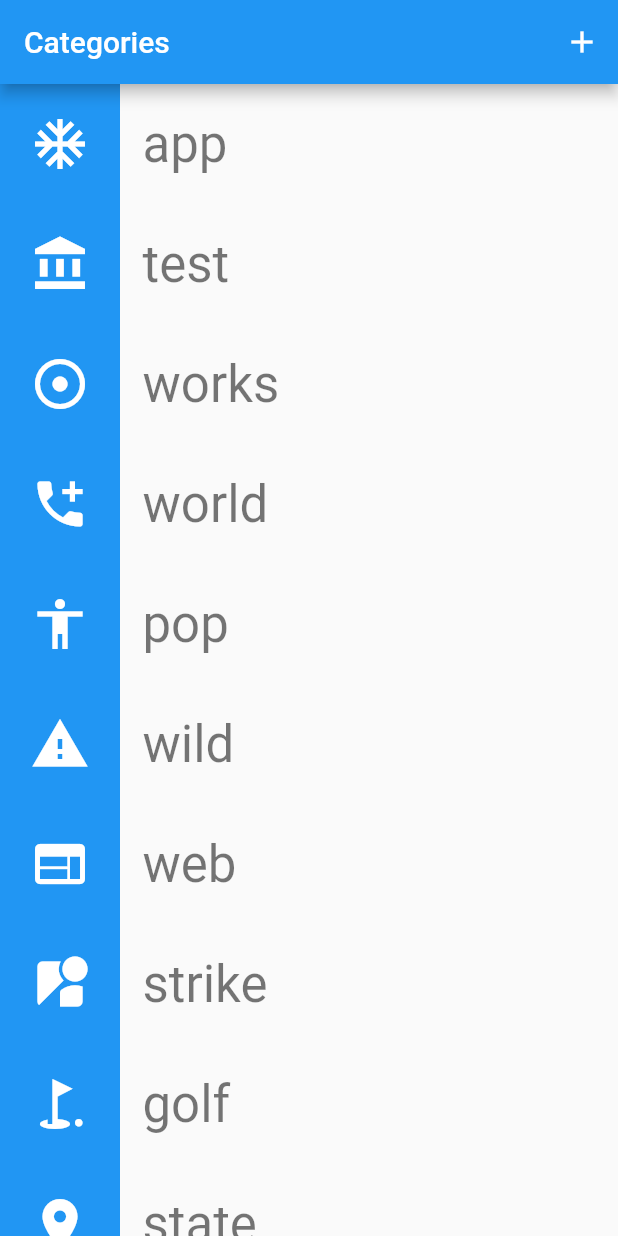
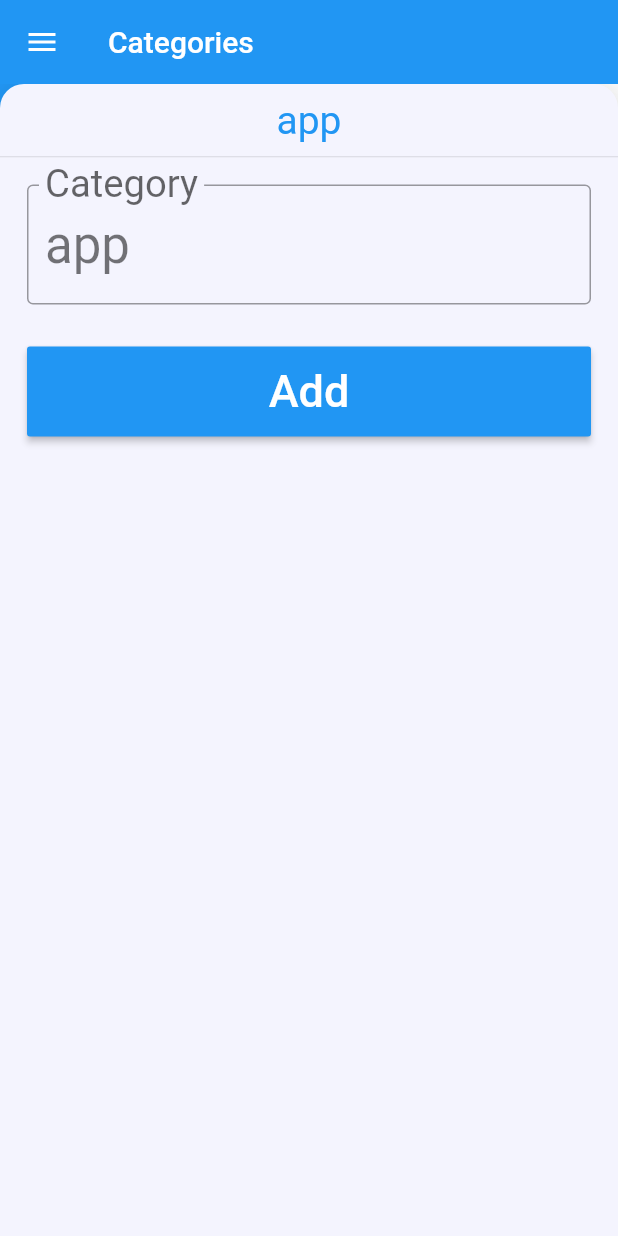
Before and after one commit to kedzierski-grzegorz/flutter-categories, a Flutter app: the screen it shows after launch, on a phone screen of 412 x 824 dp. Run offline on Flutter 3.47's test engine with Material 2 defaults, Android fonts, the phone set to English and light mode, and no system bars.

Commit message:
Added backdrop and firebase

```diff
--- /dev/null
+++ b/lib/ui/add_categories/add_category.dart
@@ -0,0 +1,66 @@
+import 'package:flutter/material.dart';
+import 'package:flutter_category/models/category_model.dart';
+
+class AddCategory extends StatefulWidget {
+  final CategoryModel category;
+
+  const AddCategory({Key key, this.category}) : super(key: key);
+
+  @override
+  State<StatefulWidget> createState() => _AddCategoryState();
+}
+
+class _AddCategoryState extends State<AddCategory> {
+  String _categoryName = '';
+
+  @override
+  void initState() {
+    super.initState();
+    if(widget.category != null)
+    setState(() {
+      _categoryName = widget.category.name;
+    });
+  }
+
+  @override
+  Widget build(BuildContext context) {
+    if(widget.category != null) _categoryName = widget.category.name;
+    return SingleChildScrollView(
+        child: Container(
+          child: Padding(
+            padding: const EdgeInsets.all(18.0),
+            child: Column(
+              mainAxisAlignment: MainAxisAlignment.center,
+              children: <Widget>[
+                TextField(
+                  controller: TextEditingController.fromValue(TextEditingValue(text: _categoryName)),
+                  style: Theme.of(context).textTheme.display1,
+                  decoration: InputDecoration(
+                    border: OutlineInputBorder(),
+                    labelText: 'Category',
+                  ),
+                ),
+                Padding(
+                  padding: const EdgeInsets.only(top: 28.0),
+                  child: SizedBox(
+                    width: double.infinity,
+                    height: 60,
+                    child: RaisedButton(
+                      color: Theme.of(context).primaryColor,
+                      colorBrightness: Brightness.light,
+                      splashColor: Colors.white12,
+                      onPressed: () {},
+                      child: Text(
+                        'Add',
+                        style: TextStyle(color: Colors.white, fontSize: 30),
+                      ),
+                    ),
+                  ),
+                ),
+              ],
+            ),
+          ),
+        ),
+      );
+  }
+}
--- a/lib/ui/add_category_route.dart
+++ /dev/null
@@ -1,29 +0,0 @@
-import 'package:flutter/material.dart';
-
-class AddCategoryRoute extends StatefulWidget {
-  @override
-  State<StatefulWidget> createState() => _AddCategoryRouteState();
-}
-
-class _AddCategoryRouteState extends State<AddCategoryRoute> {
-  @override
-  Widget build(BuildContext context) {
-    return Scaffold(
-      appBar: AppBar(
-        title: Text('Add category'),
-        leading: IconButton(
-            icon: Icon(
-              Icons.arrow_back,
-              color: Colors.white,
-            ),
-            onPressed: () => Navigator.of(context).pop(false)
-        ),
-      ),
-      body: Center(
-        child: Container(
-          child: Text('Add'),
-        ),
-      ),
-    );
-  }
-}
--- /dev/null
+++ b/lib/ui/backdrop.dart
@@ -0,0 +1,264 @@
+import 'package:flutter/material.dart';
+import 'package:flutter_category/models/category_model.dart';
+import 'dart:math';
+
+const double _kFlingVelocity = 2.0;
+
+class Backdrop extends StatefulWidget {
+  final CategoryModel currentCategory;
+  final Widget frontPanel;
+  final Widget backPanel;
+  final Widget frontTitle;
+  final Widget backTitle;
+
+  const Backdrop(
+      {Key key,
+      this.currentCategory,
+      this.frontPanel,
+      this.backPanel,
+      this.frontTitle,
+      this.backTitle})
+      : super(key: key);
+
+  @override
+  State<StatefulWidget> createState() => _BackdropState();
+}
+
+class _BackdropState extends State<Backdrop>
+    with SingleTickerProviderStateMixin {
+  final GlobalKey _backdropkKey = GlobalKey(debugLabel: 'Backdrop');
+  AnimationController _controller;
+
+  @override
+  void initState() {
+    super.initState();
+    _controller = AnimationController(
+      duration: Duration(microseconds: 300),
+      value: 1.0,
+      vsync: this,
+    );
+  }
+
+  @override
+  void didUpdateWidget(Backdrop oldWidget) {
+    super.didUpdateWidget(oldWidget);
+
+    if (widget.currentCategory != oldWidget.currentCategory) {
+      setState(() {
+        _controller.fling(
+            velocity:
+                _backdropPanelVisible ? -_kFlingVelocity : _kFlingVelocity);
+      });
+    } else if (!_backdropPanelVisible) {
+      setState(() {
+        _controller.fling(velocity: _kFlingVelocity);
+      });
+    }
+  }
+
+  @override
+  void dispose() {
+    _controller.dispose();
+    super.dispose();
+  }
+
+  bool get _backdropPanelVisible {
+    final AnimationStatus status = _controller.status;
+    return status == AnimationStatus.completed ||
+        status == AnimationStatus.forward;
+  }
+
+  void _toogleBackdropPanelVisibility() {
+    FocusScope.of(context).requestFocus(FocusNode());
+    _controller.fling(
+        velocity: _backdropPanelVisible ? -_kFlingVelocity : _kFlingVelocity);
+  }
+
+  double get _backdropHeight {
+    final RenderBox renderBox = _backdropkKey.currentContext.findRenderObject();
+    return renderBox.size.height;
+  }
+
+  void _handleDragUpdate(DragUpdateDetails details) {
+    if (_controller.isAnimating ||
+        _controller.status == AnimationStatus.completed) return;
+    _controller.value -= details.primaryDelta / _backdropHeight;
+  }
+
+  void _handleDragEnd(DragEndDetails details) {
+    if (_controller.isAnimating ||
+        _controller.status == AnimationStatus.completed) return;
+
+    final double flingVelocity =
+        details.velocity.pixelsPerSecond.dy / _backdropHeight;
+
+    if (flingVelocity < 0.0)
+      _controller.fling(velocity: max(_kFlingVelocity, -flingVelocity));
+    else if (flingVelocity > 0.0)
+      _controller.fling(velocity: max(-_kFlingVelocity, -flingVelocity));
+    else
+      _controller.fling(
+          velocity:
+              _controller.value < 0.5 ? -_kFlingVelocity : _kFlingVelocity);
+  }
+
+  Widget _buildStack(BuildContext ctx, BoxConstraints constraints) {
+    const double panelTitleHeight = 50.0;
+    final Size panelSize = constraints.biggest;
+    final double panelTop = panelSize.height - panelTitleHeight;
+
+    Animation<RelativeRect> panelAnimation = RelativeRectTween(
+            begin: RelativeRect.fromLTRB(
+                0.0, panelTop, 0.0, panelTop - panelSize.height),
+            end: RelativeRect.fromLTRB(0.0, 0.0, 0.0, 0.0))
+        .animate(_controller.view);
+
+    return Container(
+      key: _backdropkKey,
+      color: Colors.white70,
+      child: Stack(
+        children: <Widget>[
+          widget.backPanel,
+          PositionedTransition(
+            rect: panelAnimation,
+            child: _BackdropPanel(
+              onTap: _toogleBackdropPanelVisibility,
+              onVerticalDragUpdate: _handleDragUpdate,
+              onVertibalDragEnd: _handleDragEnd,
+              title: Padding(
+                padding: const EdgeInsets.only(bottom: 5.0),
+                child: Text(
+                  widget.currentCategory.name,
+                  style: TextStyle(
+                    fontSize: 26.0,
+                    color: Theme.of(context).primaryColor
+                  ),
+                ),
+              ),
+              child: widget.frontPanel,
+            ),
+          )
+        ],
+      ),
+    );
+  }
+
+  @override
+  Widget build(BuildContext context) {
+    return Scaffold(
+      appBar: AppBar(
+        backgroundColor: Theme.of(context).primaryColor,
+        elevation: 0.0,
+        leading: IconButton(
+          icon: AnimatedIcon(
+            icon: AnimatedIcons.close_menu,
+            progress: _controller.view,
+          ),
+          onPressed: _toogleBackdropPanelVisibility,
+        ),
+        title: _BackdropTitle(
+          listenable: _controller.view,
+          frontTitle: widget.frontTitle,
+          backTitle: widget.backTitle,
+        ),
+      ),
+      body: LayoutBuilder(
+        builder: _buildStack,
+      ),
+      resizeToAvoidBottomPadding: false,
+    );
+  }
+}
+
+class _BackdropTitle extends AnimatedWidget {
+  final Widget frontTitle;
+  final Widget backTitle;
+
+  const _BackdropTitle(
+      {Key key, Listenable listenable, this.frontTitle, this.backTitle})
+      : super(key: key, listenable: listenable);
+
+  @override
+  Widget build(BuildContext context) {
+    final Animation<double> animation = this.listenable;
+    return DefaultTextStyle(
+      style: Theme.of(context).primaryTextTheme.title,
+      softWrap: false,
+      overflow: TextOverflow.ellipsis,
+      child: Stack(
+        children: <Widget>[
+          Opacity(
+            opacity: CurvedAnimation(
+              parent: ReverseAnimation(animation),
+              curve: Interval(0.5, 1.0),
+            ).value,
+            child: backTitle,
+          ),
+          Opacity(
+            opacity: CurvedAnimation(
+              parent: animation,
+              curve: Interval(0.5, 1.0),
+            ).value,
+            child: frontTitle,
+          ),
+        ],
+      ),
+    );
+  }
+}
+
+class _BackdropPanel extends StatelessWidget {
+  final VoidCallback onTap;
+  final GestureDragUpdateCallback onVerticalDragUpdate;
+  final GestureDragEndCallback onVertibalDragEnd;
+  final Widget title;
+  final Widget child;
+
+  const _BackdropPanel(
+      {Key key,
+      this.onTap,
+      this.onVerticalDragUpdate,
+      this.onVertibalDragEnd,
+      this.title,
+      this.child})
+      : super(key: key);
+
+  @override
+  Widget build(BuildContext context) {
+    return Material(
+      color: Color(0xfff4f4fe),
+      elevation: 12.0,
+      borderRadius: BorderRadius.only(
+        topLeft: Radius.circular(16.0),
+        topRight: Radius.circular(16.0),
+      ),
+      child: Column(
+        crossAxisAlignment: CrossAxisAlignment.stretch,
+        children: <Widget>[
+          GestureDetector(
+            behavior: HitTestBehavior.opaque,
+            onVerticalDragUpdate: onVerticalDragUpdate,
+            onVerticalDragEnd: onVertibalDragEnd,
+            onTap: onTap,
+            child: Container(
+              height: 48.0,
+              padding: EdgeInsets.only(top: 5.0),
+              alignment: AlignmentDirectional.center,
+              child: DefaultTextStyle(
+                child: title,
+                style: Theme.of(context).textTheme.subhead,
+                textAlign: TextAlign.center,
+              ),
+            ),
+          ),
+          Divider(
+            height: 1.0,
+          ),
+          Expanded(
+            child: child,
+          )
+        ],
+      ),
+    );
+  }
+}
--- a/lib/ui/categories_route.dart
+++ b/lib/ui/categories_route.dart
@@ -1,9 +1,11 @@
 import 'package:flutter/material.dart';
 import 'package:flutter_category/models/category_model.dart';
+import 'package:flutter_category/ui/add_categories/add_category.dart';
+import 'package:flutter_category/ui/backdrop.dart';
 
 import 'category_item.dart';
 
-class CategoriesRoute extends StatefulWidget{
+class CategoriesRoute extends StatefulWidget {
   final List<CategoryModel> categories;
 
   const CategoriesRoute({Key key, this.categories}) : super(key: key);
@@ -12,17 +14,59 @@ class CategoriesRoute extends StatefulWidget{
   State<StatefulWidget> createState() => _CategoriesRouteState();
 }
 
-class _CategoriesRouteState extends State<CategoriesRoute>{
+class _CategoriesRouteState extends State<CategoriesRoute> {
+  CategoryModel _currentCategory;
+  CategoryModel _defaultCategory;
+
+  @override
+  void initState() {
+    super.initState();
+    _defaultCategory = widget.categories[0];
+  }
+
+  void _onCategoryTap(CategoryModel category) {
+    setState(() {
+      _currentCategory = category;
+    });
+  }
+
   @override
   Widget build(BuildContext context) {
-    return ListView.builder(
+    return Backdrop(
+      currentCategory:
+          _currentCategory == null ? _defaultCategory : _currentCategory,
+      frontPanel: _currentCategory == null
+          ? AddCategory(
+              category: _defaultCategory,
+            )
+          : AddCategory(
+              category: _currentCategory,
+            ),
+      backPanel: Padding(
+        padding: const EdgeInsets.only(bottom: 40.0),
+        child: MediaQuery.of(context).orientation == Orientation.portrait ?
+        ListView.builder(
           itemCount: widget.categories.length,
           itemBuilder: (BuildContext ctx, int index) {
             return CategoryItem(
               category: widget.categories[index],
+              onTap: _onCategoryTap,
             );
           },
+        ) :
+        GridView.builder(
+          itemCount: widget.categories.length,
+          gridDelegate: SliverGridDelegateWithFixedCrossAxisCount(crossAxisCount: 2, childAspectRatio: 4),
+          itemBuilder: (BuildContext ctx, int index){
+            return CategoryItem(
+              category: widget.categories[index],
+              onTap: _onCategoryTap,
+            );
+          },
+        ),
+      ),
+      frontTitle: Text('Categories'),
+      backTitle: Text('Select a Category'),
     );
   }
-
 }
--- a/lib/ui/category_item.dart
+++ b/lib/ui/category_item.dart
@@ -3,8 +3,9 @@ import 'package:flutter_category/models/category_model.dart';
 
 class CategoryItem extends StatelessWidget {
   final CategoryModel category;
+  final ValueChanged<CategoryModel> onTap;
 
-  const CategoryItem({Key key, this.category}) : super(key: key);
+  const CategoryItem({Key key, this.category, this.onTap}) : super(key: key);
 
   @override
   Widget build(BuildContext context) {
@@ -13,7 +14,7 @@ class CategoryItem extends StatelessWidget {
         child: InkWell(
           splashColor: Theme.of(context).primaryColor,
           highlightColor: Theme.of(context).accentColor,
-          onTap: () => print(category.name),
+          onTap: () => onTap(category),
           child: Row(
             children: <Widget>[
               Container(
--- a/lib/ui/main_view.dart
+++ b/lib/ui/main_view.dart
@@ -1,6 +1,6 @@
 import 'package:flutter/material.dart';
 import 'package:flutter_category/models/category_model.dart';
-import 'package:flutter_category/ui/add_category_route.dart';
+import 'package:flutter_category/ui/add_categories/add_category.dart';
 import 'package:flutter_category/ui/categories_route.dart';
 
 class MainView extends StatefulWidget {
@@ -27,20 +27,6 @@ class _MyHomePageState extends State<MainView> {
   @override
   Widget build(BuildContext context) {
     return Scaffold(
-      appBar: AppBar(
-        title: Text('Categories'),
-        actions: <Widget>[
-          IconButton(
-            icon: Icon(
-              Icons.add,
-              color: Colors.white,
-            ),
-            onPressed: () => Navigator.of(context).push(MaterialPageRoute(
-              builder: (context) => AddCategoryRoute()
-            )),
-          )
-        ],
-      ),
       body: Center(
         child: CategoriesRoute(
           categories: _categories,
```
Also changed, not shown: 2 other files. Lines whose indentation alone changed are shown as unchanged.
